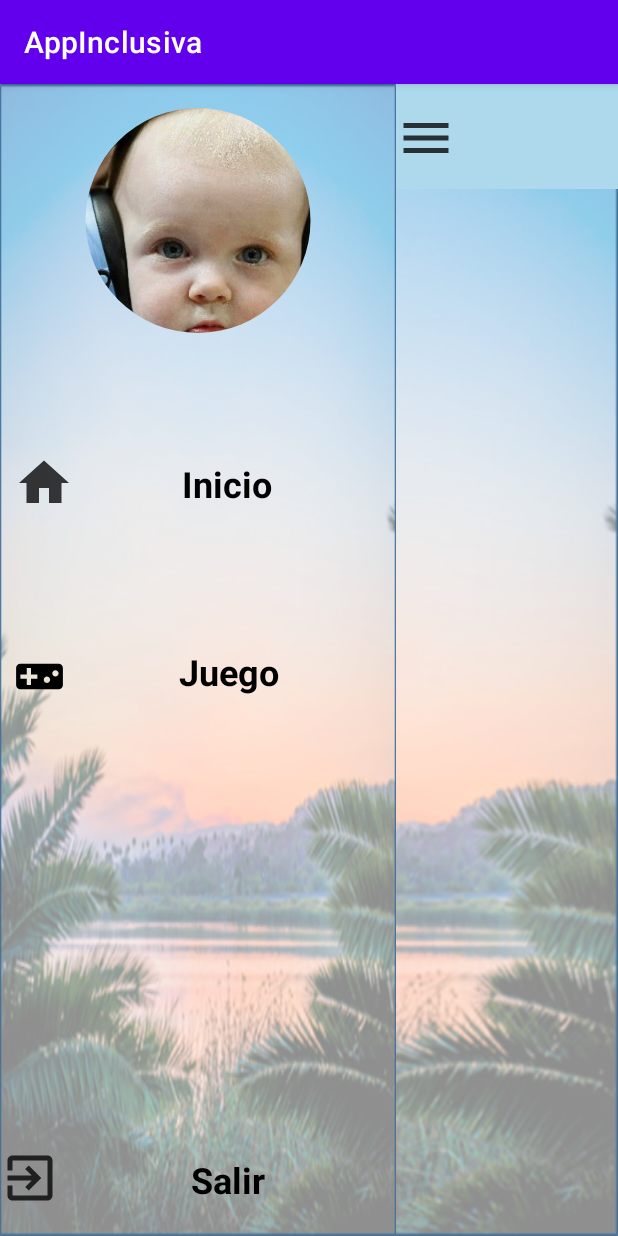
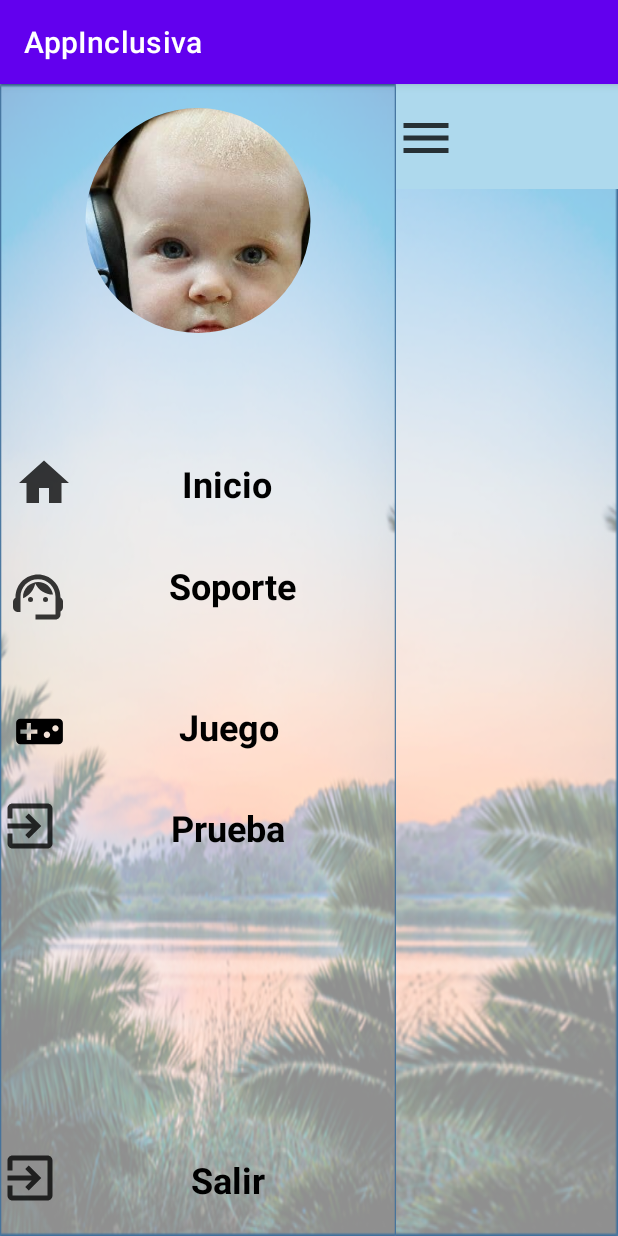
Before and after one commit to Cacosta1927/ProyectoReal, an Android app: the Home screen opened directly, with no data from a screen before it, after a tap on an icon or button, on a phone screen of 412 x 824 dp. Run offline under Robolectric (Android 15) with nearby library versions, the phone set to English and light mode, and no system bars; our stand-ins replace CircleImageView; 1 statement that could not run was skipped.

```diff
--- a/app/build.gradle
+++ b/app/build.gradle
@@ -42,4 +42,7 @@
     implementation 'com.github.bumptech.glide:glide:4.14.2'
     annotationProcessor 'com.github.bumptech.glide:compiler:4.14.2'
 
+    implementation 'com.android.volley:volley:1.2.1'
+
+
 }
--- a/app/src/main/java/com/example/proye/Home.java
+++ b/app/src/main/java/com/example/proye/Home.java
@@ -12,7 +12,7 @@
 
 public class Home extends AppCompatActivity {
     ImageView imMenu;
-    ConstraintLayout clMenu,clsoporte,clExit,clJuego;
+    ConstraintLayout clMenu,clsoporte,clExit,clJuego,clPueba;
     Boolean menuact = false;
     TextView tvCuenta;
 
@@ -27,6 +27,7 @@
         clExit = findViewById(R.id.clExit);
         tvCuenta =findViewById(R.id.tvCuenta);
         clJuego = findViewById(R.id.clJuegoo);
+        clPueba = findViewById(R.id.clPrueba);
         Bundle usuario = getIntent().getExtras();
         String prueba = usuario.getString("email");
 
@@ -37,12 +38,10 @@
             public void onClick(View view) {
                 if (menuact){
                     clMenu.setVisibility(View.GONE);
-                    clsoporte.setVisibility(View.VISIBLE);
                     menuact = false;
                 }
                 else{
                     clMenu.setVisibility(View.VISIBLE);
-                    clsoporte.setVisibility(View.GONE);
                     menuact = true;
                 }
             }
@@ -67,6 +66,15 @@
             }
         });
 
+        clPueba.setOnClickListener(new View.OnClickListener() {
+            @Override
+            public void onClick(View view) {
+                //String var = etEmail.getText().toString();
+                Intent intent = new Intent(Home.this,Prueba.class);
+                startActivity(intent);
+            }
+        });
+
         clExit.setOnClickListener(new View.OnClickListener() {
             @Override
             public void onClick(View view) {
--- a/app/src/main/res/layout/activity_home.xml
+++ b/app/src/main/res/layout/activity_home.xml
@@ -33,7 +33,7 @@
         android:layout_width="264dp"
         android:layout_height="0dp"
         android:background="@drawable/hom"
-        android:visibility="visible"
+        android:visibility="gone"
         app:layout_constraintBottom_toBottomOf="parent"
         app:layout_constraintStart_toStartOf="parent"
         app:layout_constraintTop_toTopOf="parent"
@@ -231,6 +231,45 @@
 
         </androidx.constraintlayout.widget.ConstraintLayout>
 
+        <androidx.constraintlayout.widget.ConstraintLayout
+            android:id="@+id/clPrueba"
+            android:layout_width="0dp"
+            android:layout_height="46dp"
+            android:layout_marginTop="16dp"
+            android:background="@android:color/transparent"
+            app:layout_constraintEnd_toEndOf="parent"
+            app:layout_constraintHorizontal_bias="1.0"
+            app:layout_constraintStart_toStartOf="parent"
+            app:layout_constraintTop_toBottomOf="@+id/clJuegoo">
+
+            <TextView
+                android:id="@+id/tvPrueba"
+                android:layout_width="204dp"
+                android:layout_height="28dp"
+                android:layout_marginTop="8dp"
+                android:text="Prueba"
+                android:textAlignment="center"
+                android:textColor="@color/black"
+                android:textSize="24sp"
+                android:textStyle="bold"
+                app:layout_constraintEnd_toEndOf="parent"
+                app:layout_constraintStart_toEndOf="@+id/ivPrueba"
+                app:layout_constraintTop_toTopOf="parent" />
+
+            <ImageView
+                android:id="@+id/ivPrueba"
+                android:layout_width="wrap_content"
+                android:layout_height="wrap_content"
+                android:layout_marginTop="8dp"
+                android:layout_marginBottom="8dp"
+                app:layout_constraintBottom_toBottomOf="parent"
+                app:layout_constraintStart_toStartOf="parent"
+                app:layout_constraintTop_toTopOf="parent"
+                app:srcCompat="@drawable/ic_salir" />
+
+        </androidx.constraintlayout.widget.ConstraintLayout>
+
+
     </androidx.constraintlayout.widget.ConstraintLayout>
 
 </androidx.constraintlayout.widget.ConstraintLayout>
```
Also changed, not shown: app/src/main/AndroidManifest.xml (+7 -0 lines), app/src/main/java/com/example/proye/Prueba.java (added, +90 -0 lines), app/src/main/res/layout/activity_prueba.xml (added, +52 -0 lines).
